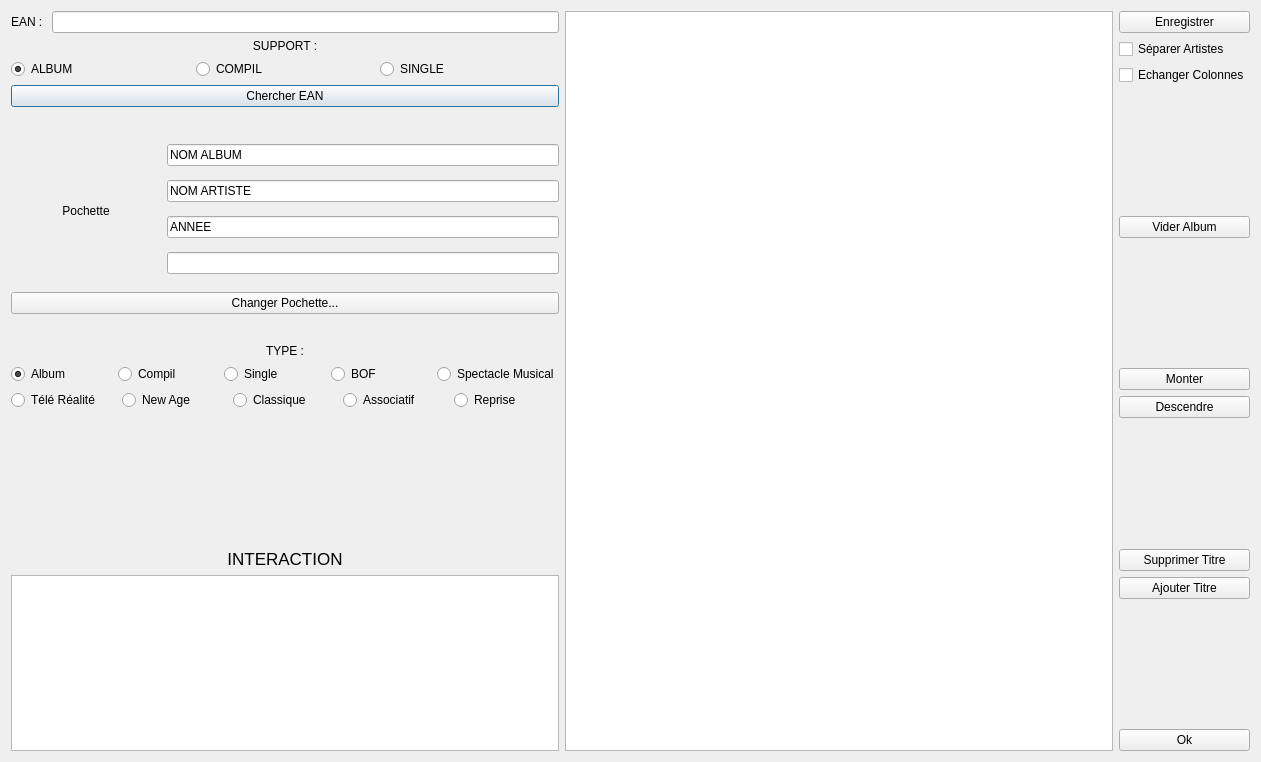
Above: projet-musique/core/dialogajouterphys.ui from toopoormaghell/projet-musique before the change. Below: the same form after it.
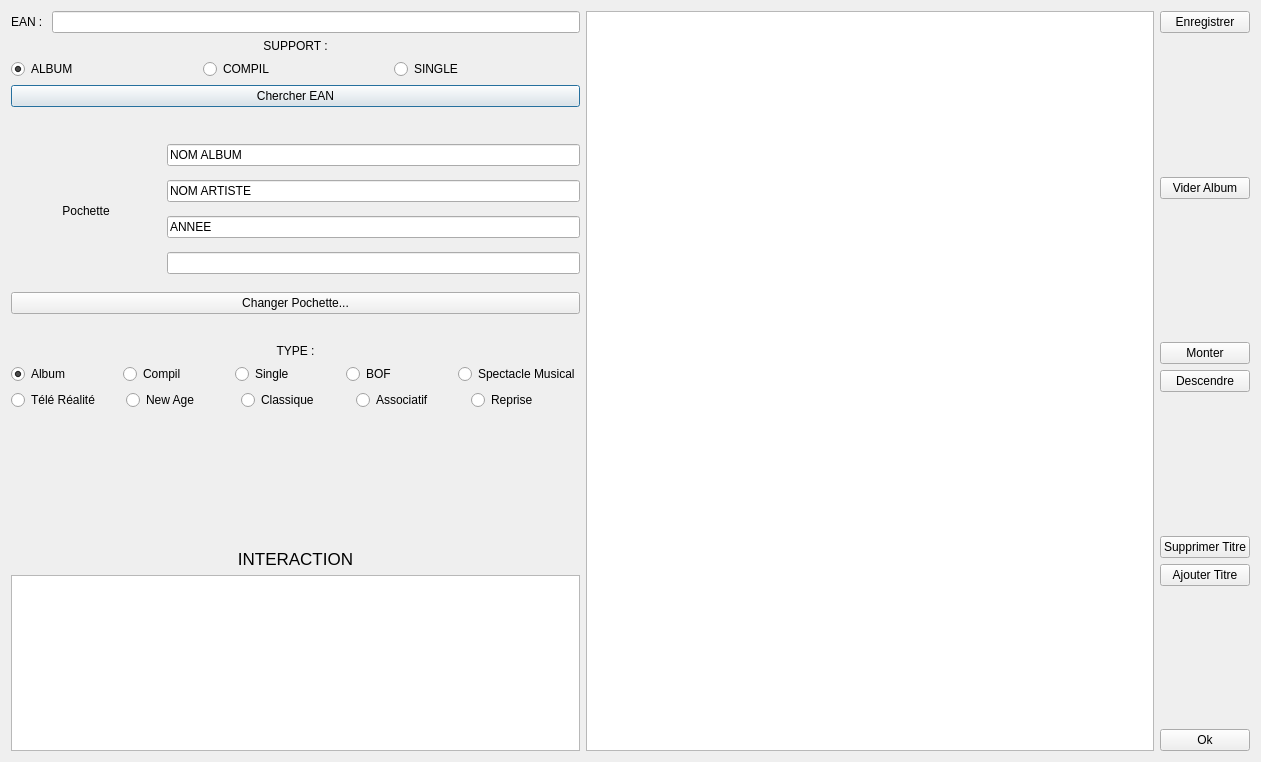
That is the form after the change.

Commit message: [Refact] Remove useless code about artist and title separated by hyphens

Patch:
```diff
--- a/projet-musique/core/dialogajouterphys.ui
+++ b/projet-musique/core/dialogajouterphys.ui
@@ -355,20 +355,6 @@
        </property>
       </widget>
      </item>
-     <item>
-      <widget class="QCheckBox" name="findArtists">
-       <property name="text">
-        <string>Séparer Artistes</string>
-       </property>
-      </widget>
-     </item>
-     <item>
-      <widget class="QCheckBox" name="swapColumns">
-       <property name="text">
-        <string>Echanger Colonnes</string>
-       </property>
-      </widget>
-     </item>
      <item>
       <spacer name="verticalSpacer_5">
        <property name="orientation">
```
Left out of the diff: 2 changed lines with no effect on the pictures. The commit also changes 2 other files.
